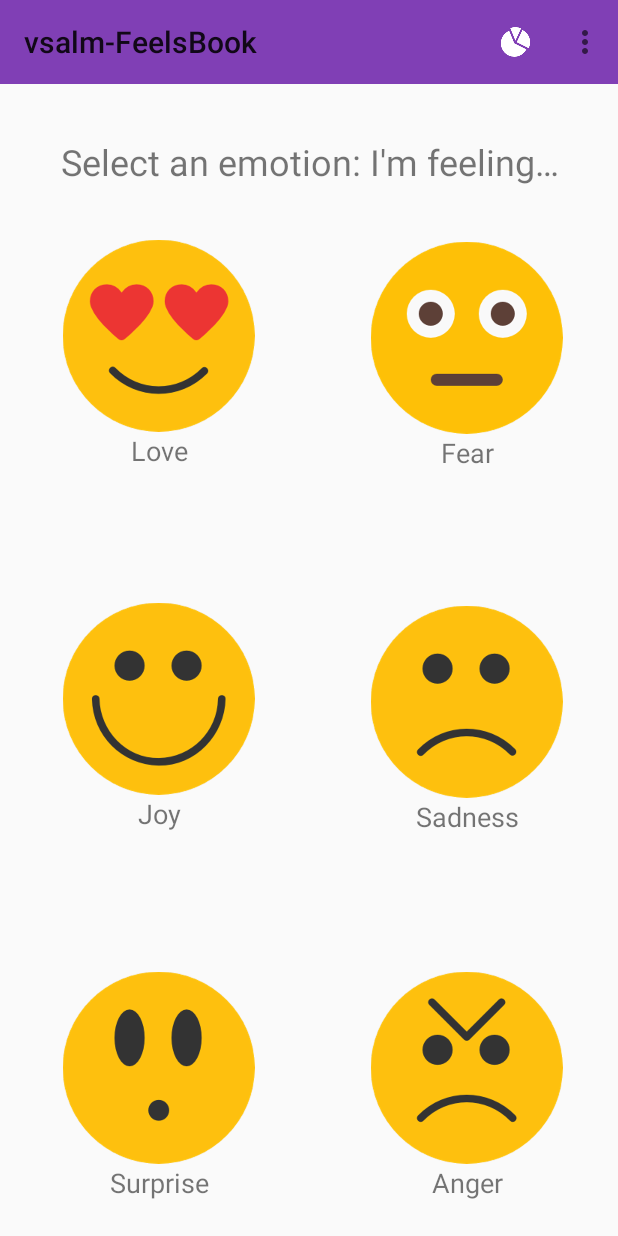
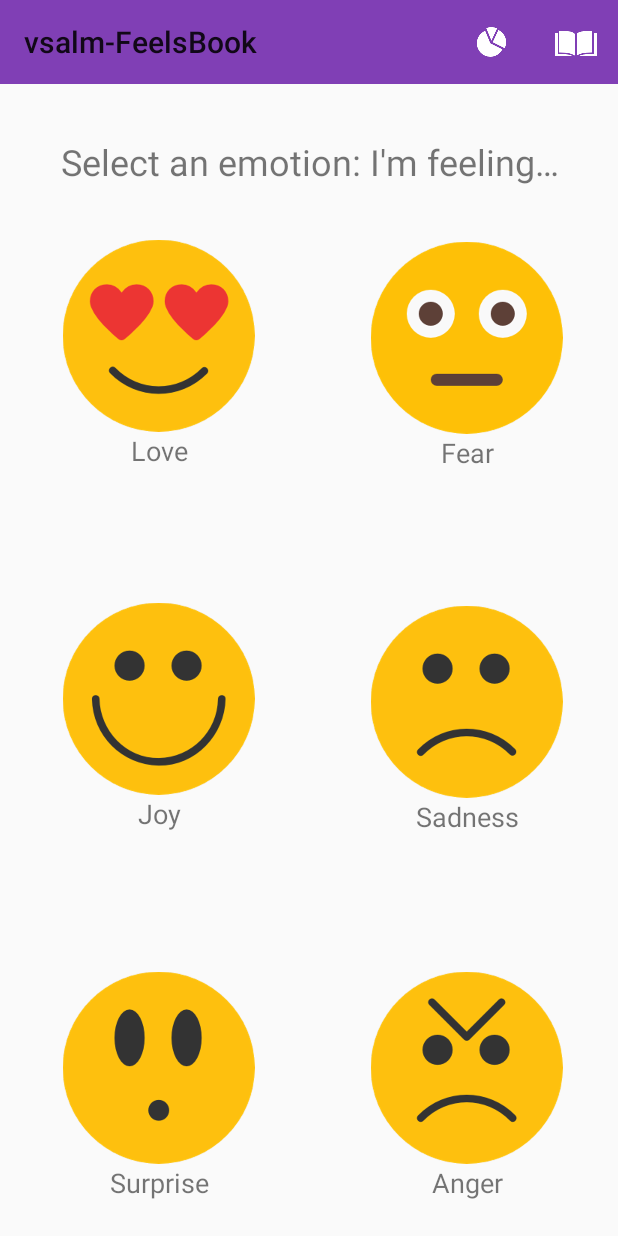
Before and after one commit to VeronicaSalm/vsalm-FeelsBook, an Android app: the screen it shows after launch (MainActivity), on a phone screen of 412 x 824 dp. Run offline under Robolectric (Android 15) with nearby library versions, the phone set to English and light mode, and no system bars.

Commit message:
Working version

```diff
--- a/app/src/main/res/menu/main_menu.xml
+++ b/app/src/main/res/menu/main_menu.xml
@@ -15,6 +15,6 @@
         android:icon="@drawable/ic_action_book"
         android:orderInCategory="100"
         android:title="@string/history_menu"
-        app:showAsAction=""
+        app:showAsAction="always"
         android:tint="@android:color/white"/>
 </menu>
```
